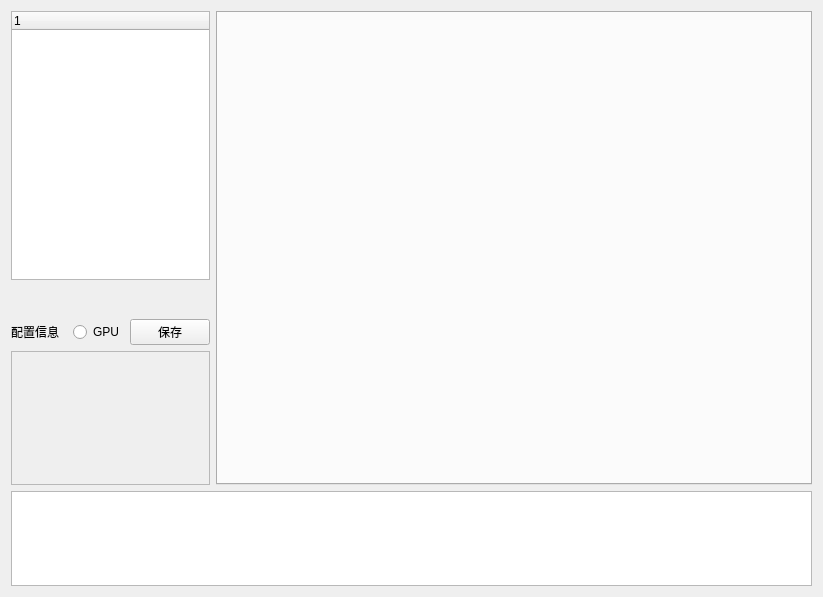
The window that main_widget.ui (DL-Practise/YoloAll) describes before a commit, drawn with Qt 5.
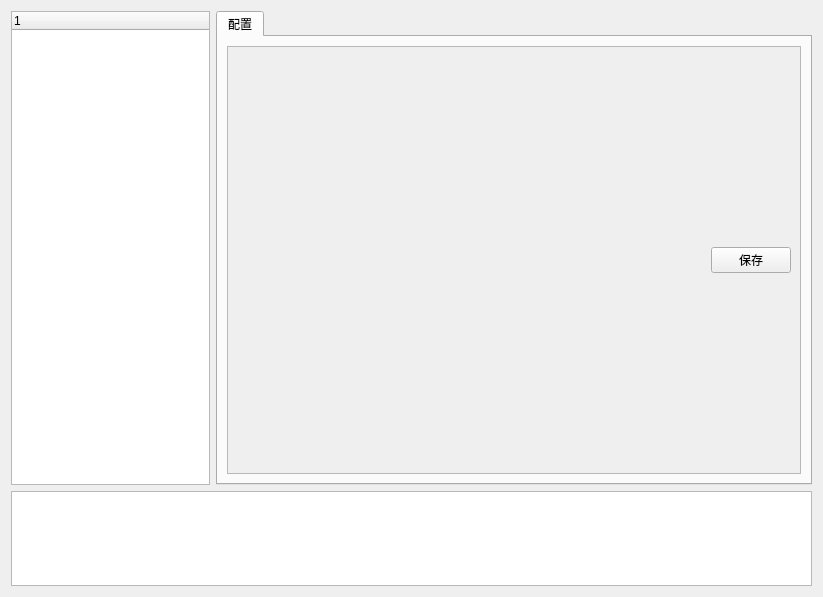
The same window after the commit.

Commit message:
将配置放到单独的配置管理界面；配置分层级，方便扩展
将配置放到单独的配置管理界面；配置分层级，方便扩展

```diff
--- a/main_widget.ui
+++ b/main_widget.ui
@@ -19,7 +19,7 @@
      <item>
       <layout class="QHBoxLayout" name="horizontalLayout_2" stretch="1,3">
        <item>
-        <layout class="QVBoxLayout" name="verticalLayout" stretch="10,1,1,5">
+        <layout class="QVBoxLayout" name="verticalLayout" stretch="10">
          <item>
           <widget class="QTreeWidget" name="treeModel">
            <column>
@@ -29,22 +29,37 @@
            </column>
           </widget>
          </item>
-         <item>
-          <widget class="QLabel" name="label">
-           <property name="text">
-            <string/>
-           </property>
-          </widget>
-         </item>
+        </layout>
+       </item>
+       <item>
+        <widget class="QTabWidget" name="tabWidget">
+         <property name="currentIndex">
+          <number>0</number>
+         </property>
+         <widget class="QWidget" name="tab">
+          <attribute name="title">
+           <string>配置</string>
+          </attribute>
+          <layout class="QGridLayout" name="gridLayout_4">
+           <item row="0" column="0">
+            <widget class="QScrollArea" name="scrollArea">
+             <property name="widgetResizable">
+              <bool>true</bool>
+             </property>
+             <widget class="QWidget" name="scrollAreaWidgetContents_2">
+              <property name="geometry">
+               <rect>
+                <x>0</x>
+                <y>0</y>
+                <width>570</width>
+                <height>429</height>
+               </rect>
+              </property>
+              <layout class="QGridLayout" name="gridLayout_2">
+               <item row="0" column="0">
+                <layout class="QVBoxLayout" name="verticalLayout_3" stretch="1,100">
          <item>
           <layout class="QHBoxLayout" name="horizontalLayout">
-           <item>
-            <widget class="QLabel" name="labelModel">
-             <property name="text">
-              <string>配置信息</string>
-             </property>
-            </widget>
-           </item>
            <item>
             <spacer name="horizontalSpacer">
              <property name="orientation">
@@ -58,51 +73,26 @@
              </property>
             </spacer>
            </item>
-           <item>
-            <widget class="QRadioButton" name="radioGpu">
-             <property name="text">
-              <string>GPU</string>
-             </property>
-            </widget>
-           </item>
            <item>
             <widget class="QPushButton" name="btnSaveCfg">
              <property name="text">
-              <string>保存</string>
+                      <string>  保存  </string>
              </property>
             </widget>
            </item>
           </layout>
          </item>
          <item>
-          <widget class="QScrollArea" name="scrollArea">
-           <property name="widgetResizable">
-            <bool>true</bool>
-           </property>
-           <widget class="QWidget" name="scrollAreaWidgetContents">
-            <property name="geometry">
-             <rect>
-              <x>0</x>
-              <y>0</y>
-              <width>225</width>
-              <height>128</height>
-             </rect>
-            </property>
-            <layout class="QGridLayout" name="gridLayout_2">
-             <item row="0" column="0">
               <layout class="QVBoxLayout" name="cfg_layout"/>
              </item>
             </layout>
+               </item>
+              </layout>
            </widget>
           </widget>
          </item>
         </layout>
-       </item>
-       <item>
-        <widget class="QTabWidget" name="tabWidget">
-         <property name="currentIndex">
-          <number>-1</number>
-         </property>
+         </widget>
         </widget>
        </item>
       </layout>
```
Lines whose indentation alone changed are shown as unchanged. The commit also changes 13 other files.
